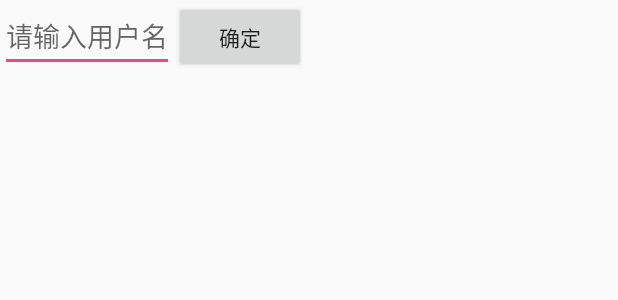
After one commit to Raphealkxy/IsvDemo2, an Android app: the layout activity_first.xml on its own in the app's theme, with its tools: preview values and no code run, on a phone screen of 412 x 824 dp. The commit adds this screen. Shown: the top 300 px of the screen. Run offline under Robolectric (Android 15) with nearby library versions, the phone set to English and light mode, and no system bars.

Commit message:
Add more people registered

```diff
--- /dev/null
+++ b/app/src/main/res/layout/activity_first.xml
@@ -0,0 +1,24 @@
+<?xml version="1.0" encoding="utf-8"?>
+<LinearLayout xmlns:android="http://schemas.android.com/apk/res/android"
+    xmlns:tools="http://schemas.android.com/tools"
+    android:id="@+id/activity_first"
+    android:orientation="horizontal"
+    android:layout_width="match_parent"
+    android:layout_height="match_parent"
+    tools:context="com.example.timmy.isvdemo.FirstActivity">
+
+
+
+    <EditText
+        android:id="@+id/userID"
+        android:hint="请输入用户名"
+        android:layout_width="wrap_content"
+        android:layout_height="wrap_content" />
+    <Button
+        android:layout_width="wrap_content"
+        android:layout_height="wrap_content"
+        android:id="@+id/make_queren"
+        android:text="确定"
+        />
+
+</LinearLayout>
```
Also changed, not shown: app/src/main/AndroidManifest.xml (+34 -24 lines), app/src/main/java/com/example/timmy/isvdemo/FirstActivity.java (added, +71 -0 lines), app/src/main/java/com/example/timmy/isvdemo/MainActivity.java (+8 -4 lines), app/src/main/res/layout/activity_main.xml (+6 -2 lines).
